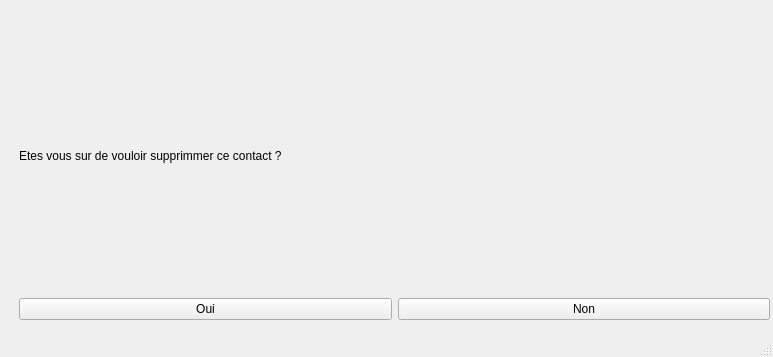
First picture: the form in deletecontactwarning.ui, repository Noa-Barbosa/Projet_CDAA, before the edit.
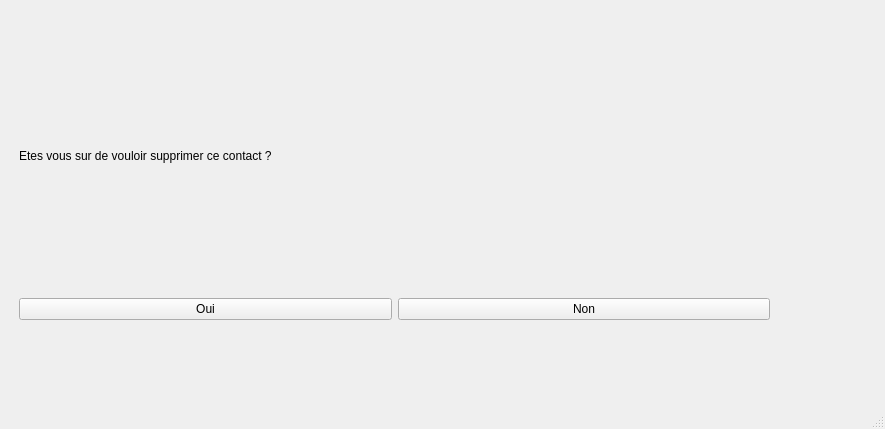
Second picture: the form after the edit.

Patch:
```diff
--- a/deletecontactwarning.ui
+++ b/deletecontactwarning.ui
@@ -6,8 +6,8 @@
    <rect>
     <x>0</x>
     <y>0</y>
-    <width>773</width>
-    <height>357</height>
+    <width>885</width>
+    <height>429</height>
    </rect>
   </property>
   <property name="windowTitle">
@@ -27,7 +27,7 @@
      <item>
       <widget class="QLabel" name="label">
        <property name="text">
-        <string>Etes vous sur de vouloir supprimmer ce contact ?</string>
+        <string>Etes vous sur de vouloir supprimer ce contact ?</string>
        </property>
       </widget>
      </item>
```
Left out of the diff: 6 changed lines with no effect on the pictures.
